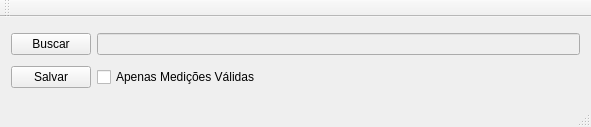
The window that MainWindow.ui (OtavioPellicano/Separador_UFs_Rawdata) describes before a commit, drawn with Qt 5.
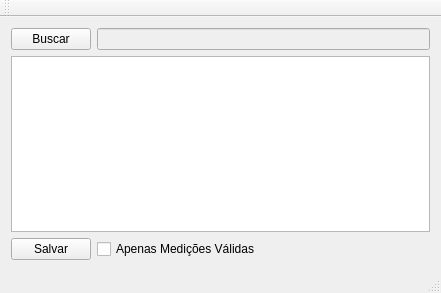
The same window after the commit.

Patch:
```diff
--- a/MainWindow.ui
+++ b/MainWindow.ui
@@ -6,14 +6,16 @@
    <rect>
     <x>0</x>
     <y>0</y>
-    <width>591</width>
-    <height>127</height>
+    <width>441</width>
+    <height>293</height>
    </rect>
   </property>
   <property name="windowTitle">
    <string>MainWindow</string>
   </property>
   <widget class="QWidget" name="centralWidget">
+   <layout class="QVBoxLayout" name="verticalLayout_2">
+    <item>
    <layout class="QVBoxLayout" name="verticalLayout">
     <item>
      <layout class="QHBoxLayout" name="horizontalLayout_2">
@@ -33,6 +35,9 @@
       </item>
      </layout>
     </item>
+      <item>
+       <widget class="QTableWidget" name="tableWidget_listaArquivos"/>
+      </item>
     <item>
      <layout class="QHBoxLayout" name="horizontalLayout">
       <item>
@@ -65,6 +70,8 @@
      </layout>
     </item>
    </layout>
+    </item>
+   </layout>
   </widget>
   <widget class="QMenuBar" name="menuBar">
    <property name="geometry">
```
Left out of the diff: 10 changed lines with no effect on the pictures. Lines whose indentation alone changed are shown as unchanged.
